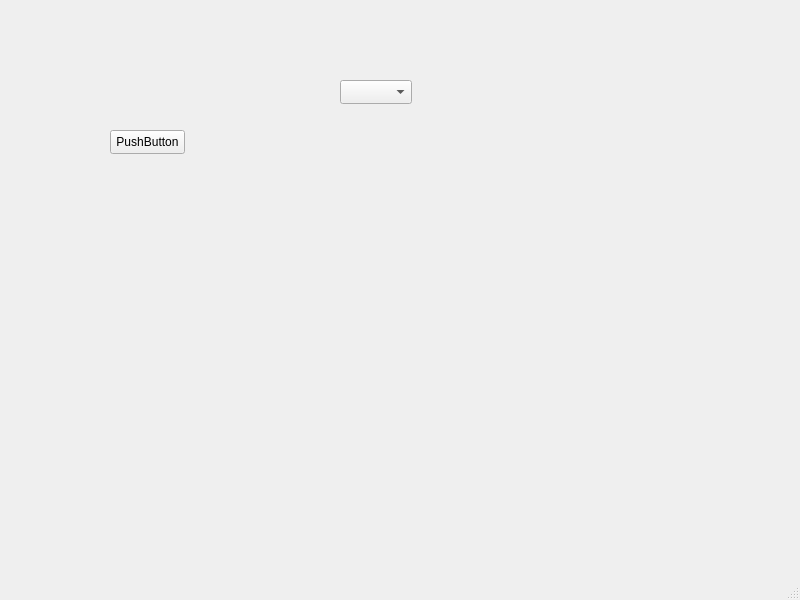
Wboerenkamps/domitica, file UartTestWidget00/mainwindow.ui: the form before one commit.
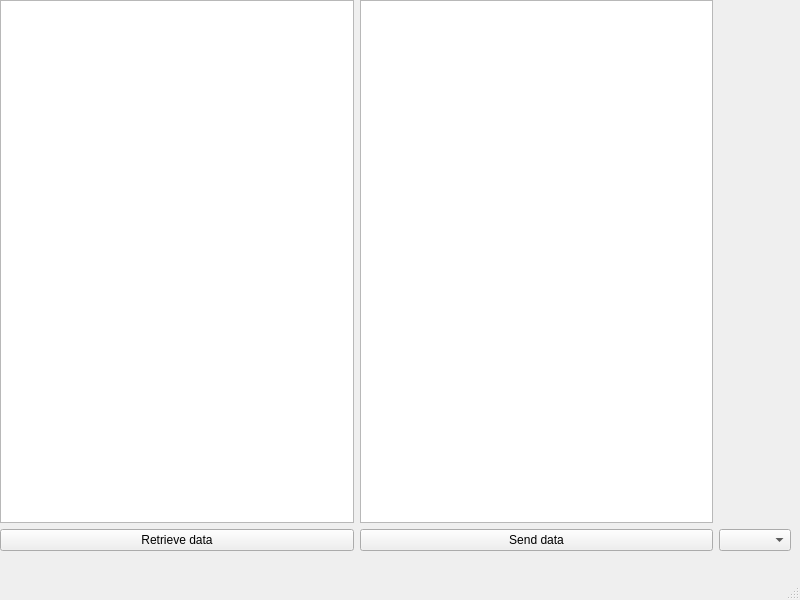
The form after the commit.

Diff of the .ui file:
```diff
--- a/UartTestWidget00/mainwindow.ui
+++ b/UartTestWidget00/mainwindow.ui
@@ -14,28 +14,40 @@
    <string>MainWindow</string>
   </property>
   <widget class="QWidget" name="centralwidget">
-   <widget class="QPushButton" name="pushButton">
+   <widget class="QWidget" name="gridLayoutWidget">
     <property name="geometry">
      <rect>
-      <x>110</x>
-      <y>130</y>
-      <width>75</width>
-      <height>24</height>
+      <x>0</x>
+      <y>0</y>
+      <width>791</width>
+      <height>551</height>
      </rect>
     </property>
-    <property name="text">
-     <string>PushButton</string>
-    </property>
-   </widget>
-   <widget class="QComboBox" name="comboBox">
-    <property name="geometry">
-     <rect>
-      <x>340</x>
-      <y>80</y>
-      <width>72</width>
-      <height>24</height>
-     </rect>
-    </property>
+    <layout class="QGridLayout" name="gridLayout">
+     <item row="1" column="1">
+      <widget class="QTextEdit" name="textEdit"/>
+     </item>
+     <item row="2" column="0">
+      <widget class="QPushButton" name="pushButton">
+       <property name="text">
+        <string>Retrieve data</string>
+       </property>
+      </widget>
+     </item>
+     <item row="2" column="1">
+      <widget class="QPushButton" name="pushButton_2">
+       <property name="text">
+        <string>Send data</string>
+       </property>
+      </widget>
+     </item>
+     <item row="1" column="0">
+      <widget class="QTextBrowser" name="textBrowser"/>
+     </item>
+     <item row="2" column="2">
+      <widget class="QComboBox" name="comboBox"/>
+     </item>
+    </layout>
    </widget>
   </widget>
   <widget class="QMenuBar" name="menubar">
```
